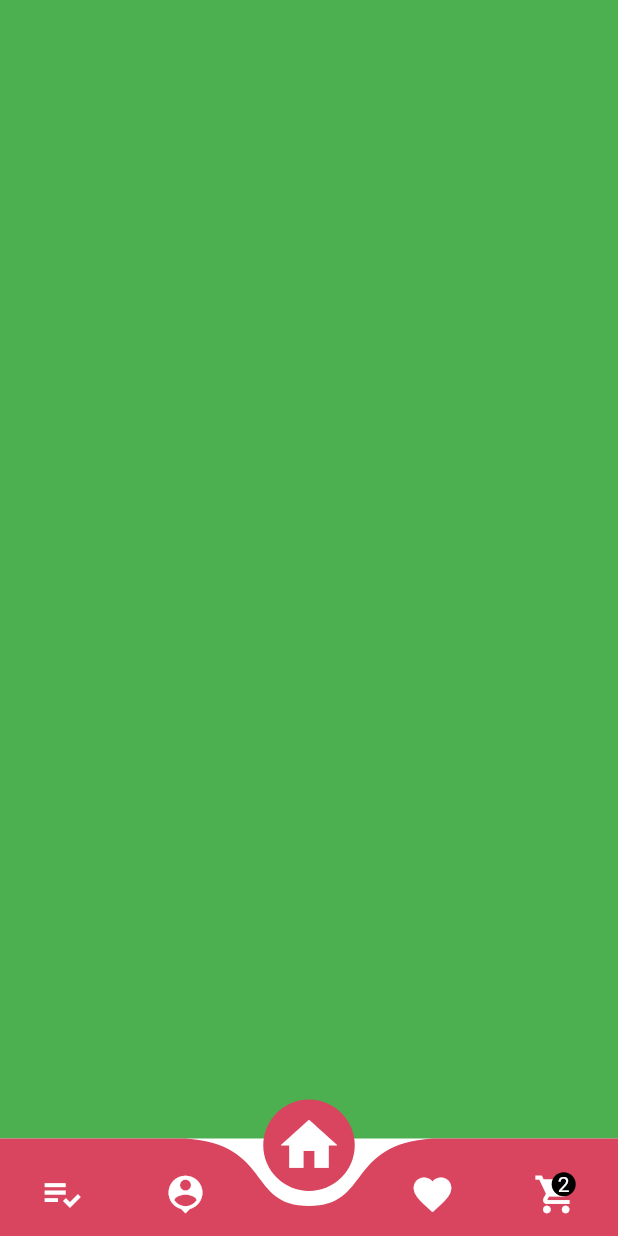
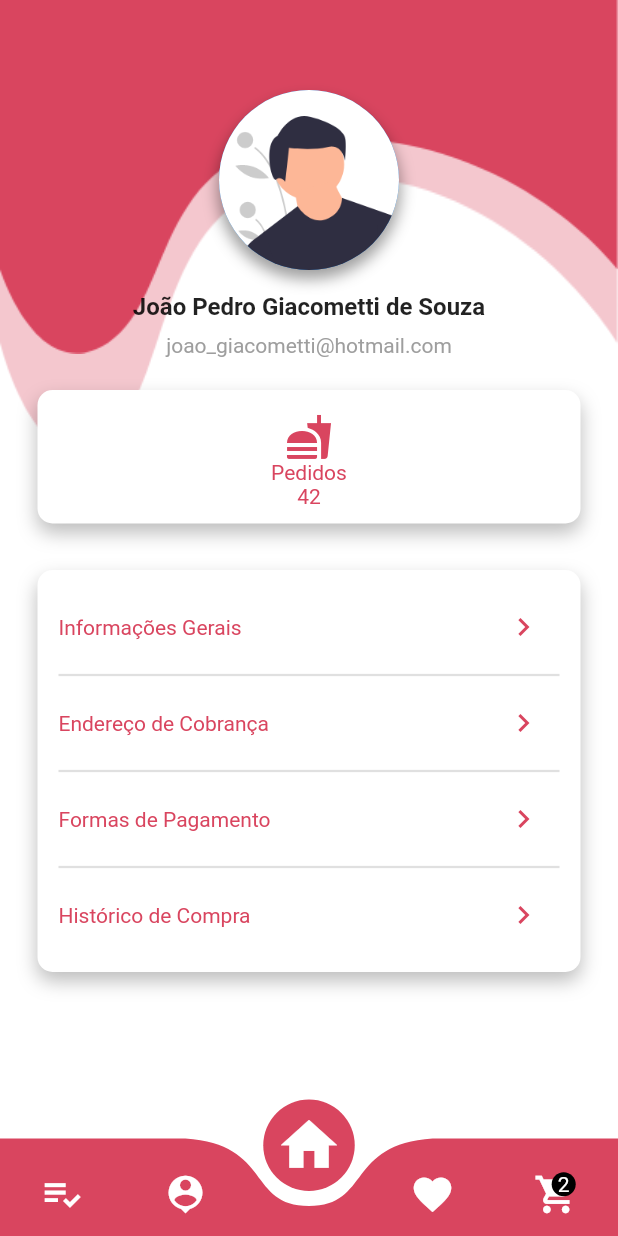
Before and after one commit to jpgSouza/food-delivery-flutter-app, a Flutter app: the screen it shows after launch, swiped to page 2, on a phone screen of 412 x 824 dp. Run offline on Flutter 3.47's test engine with Material 2 defaults, Android fonts, the phone set to English and light mode, and no system bars; drawn by our look-alikes of curved_navigation_bar; our stand-ins replace carousel_pro, hexcolor.

Commit message:
Profile Screen Implementation

```diff
--- a/lib/view/Screens/home_screen.dart
+++ b/lib/view/Screens/home_screen.dart
@@ -2,6 +2,7 @@ import 'package:delivery_app/view/Screens/cart_screen.dart';
 import 'package:delivery_app/view/Screens/favorite_screen.dart';
 import 'package:delivery_app/view/Screens/main_screen.dart';
 import 'package:delivery_app/view/Screens/orders_screen.dart';
+import 'package:delivery_app/view/Screens/profile_screen.dart';
 import 'package:flutter/cupertino.dart';
 import 'package:flutter/material.dart';
 import 'package:curved_navigation_bar/curved_navigation_bar.dart';
@@ -12,6 +13,7 @@ class HomeScreen extends StatefulWidget {
 }
 
 class _HomeScreenState extends State<HomeScreen> {
+
   PageController _pageController = PageController();
   GlobalKey _bottomNavigationKey = GlobalKey();
   int _currentPage = 2;
@@ -66,9 +68,7 @@ class _HomeScreenState extends State<HomeScreen> {
           controller: _pageController,
           children: <Widget>[
             OrdersScreen(),
-            Container(
-              color: Colors.green,
-            ),
+            ProfileScreen(),
             MainScreen(),
             FavoriteScreen(),
             CartScreen(),
--- /dev/null
+++ b/lib/view/Screens/profile_screen.dart
@@ -0,0 +1,177 @@
+import 'package:flutter/material.dart';
+
+class ProfileScreen extends StatelessWidget {
+  @override
+  Widget build(BuildContext context) {
+    return Scaffold(
+      backgroundColor: Colors.white,
+      body: SafeArea(
+        child: Container(
+          width: MediaQuery.of(context).size.width,
+          height: MediaQuery.of(context).size.height,
+          child: Stack(
+            children: <Widget>[
+              Positioned(
+                child: Container(
+                  height: 300.0,
+                  width: MediaQuery.of(context).size.width,
+                  child: Image(
+                    image: AssetImage(
+                        "lib/view/images/background/custom-shape-3.png"),
+                    fit: BoxFit.fill,
+                  ),
+                ),
+              ),
+              Positioned(
+                child: Container(
+                  width: MediaQuery.of(context).size.width,
+                  child: Image(
+                    image: AssetImage(
+                        "lib/view/images/background/custom-shape-4.png"),
+                    fit: BoxFit.fill,
+                  ),
+                ),
+              ),
+              Positioned(
+                left: 145.0,
+                right: 145.0,
+                top: 60.0,
+                child: Container(
+                  decoration: BoxDecoration(
+                    boxShadow: [
+                      BoxShadow(
+                          color: Colors.black38,
+                          blurRadius: 8.0,
+                          offset: Offset(0, 6)),
+                    ],
+                    borderRadius: BorderRadius.circular(60.0),
+                  ),
+                  child: CircleAvatar(
+                    radius: 60.0,
+                    backgroundImage: AssetImage("lib/view/images/background/male-avatar.png"),
+                  ),
+                ),
+              ),
+              Positioned(
+                left: 10.0,
+                right: 10.0,
+                top: 195.0,
+                child: Container(
+                  alignment: Alignment.center,
+                  child: Column(
+                    crossAxisAlignment: CrossAxisAlignment.center,
+                    mainAxisAlignment: MainAxisAlignment.spaceBetween,
+                    children: <Widget>[
+                      Text("João Pedro Giacometti de Souza", style: TextStyle(fontSize: 16.0, fontWeight: FontWeight.bold),),
+                      SizedBox(height: 8.0,),
+                      Text("joao_giacometti@hotmail.com", style: TextStyle(color: Colors.grey[500]),),
+                    ],
+                  ),
+                ),
+              ),
+              Positioned(
+                left: 25.0,
+                right: 25.0,
+                top: 260.0,
+                child: Container(
+                  alignment: Alignment.center,
+                  width: 324.0,
+                  padding: EdgeInsets.only(top: 15.0, bottom: 10.0),
+                  decoration: BoxDecoration(
+                    color: Colors.white,
+                    borderRadius: BorderRadius.circular(10.0),
+                    boxShadow: [
+                      BoxShadow(
+                          color: Colors.black26,
+                          blurRadius: 10.0,
+                          offset: Offset(0, 6))
+                    ],
+                  ),
+                  child: Column(
+                    crossAxisAlignment: CrossAxisAlignment.center,
+                    mainAxisAlignment: MainAxisAlignment.spaceBetween,
+                    children: <Widget>[
+                      Icon(Icons.fastfood, color: Theme.of(context).primaryColor, size: 32.0,),
+                      Text("Pedidos", style: TextStyle(color: Theme.of(context).primaryColor),),
+                      Text("42", style: TextStyle(color: Theme.of(context).primaryColor),)
+                    ],
+                  ),
+                ),
+              ),
+              Positioned(
+                left: 25.0,
+                right: 25.0,
+                top: 380.0,
+                child: Container(
+                  alignment: Alignment.center,
+                  width: 324.0,
+                  padding: EdgeInsets.all(14.0),
+                  decoration: BoxDecoration(
+                    color: Colors.white,
+                    borderRadius: BorderRadius.circular(10.0),
+                    boxShadow: [
+                      BoxShadow(
+                          color: Colors.black26,
+                          blurRadius: 10.0,
+                          offset: Offset(0, 6))
+                    ],
+                  ),
+                  child: Column(
+                    crossAxisAlignment: CrossAxisAlignment.start,
+                    mainAxisAlignment: MainAxisAlignment.spaceBetween,
+                    mainAxisSize: MainAxisSize.max,
+                    children: <Widget>[
+                      Row(
+                        mainAxisAlignment: MainAxisAlignment.spaceBetween,
+                        children: <Widget>[
+                          Text("Informações Gerais",
+                              style: TextStyle(
+                                color: Theme.of(context).primaryColor
+                              )),
+                          IconButton(icon: Icon(Icons.keyboard_arrow_right),onPressed: (){}, color: Theme.of(context).primaryColor,)
+                        ],
+                      ),
+                      Divider(thickness: 1.5,),
+                      Row(
+                        mainAxisAlignment: MainAxisAlignment.spaceBetween,
+                        children: <Widget>[
+                          Text("Endereço de Cobrança",
+                              style: TextStyle(
+                                  color: Theme.of(context).primaryColor
+                              )),
+                          IconButton(icon: Icon(Icons.keyboard_arrow_right),onPressed: (){}, color: Theme.of(context).primaryColor,)
+                        ],
+                      ),
+                      Divider(thickness: 1.5,),
+                      Row(
+                        mainAxisAlignment: MainAxisAlignment.spaceBetween,
+                        children: <Widget>[
+                          Text("Formas de Pagamento",
+                              style: TextStyle(
+                                  color: Theme.of(context).primaryColor
+                              )),
+                          IconButton(icon: Icon(Icons.keyboard_arrow_right),onPressed: (){}, color: Theme.of(context).primaryColor,)
+                        ],
+                      ),
+                      Divider(thickness: 1.5,),
+                      Row(
+                        mainAxisAlignment: MainAxisAlignment.spaceBetween,
+                        children: <Widget>[
+                          Text("Histórico de Compra",
+                              style: TextStyle(
+                                  color: Theme.of(context).primaryColor
+                              )),
+                          IconButton(icon: Icon(Icons.keyboard_arrow_right),onPressed: (){}, color: Theme.of(context).primaryColor,)
+                        ],
+                      ),
+                    ],
+                  ),
+                ),
+              ),
+            ],
+          ),
+        ),
+      ),
+    );
+  }
+}
```
Also changed, not shown: lib/view/images/background/custom-shape-3.png (added), lib/view/images/background/custom-shape-4.png (added), lib/view/images/background/male-avatar.png (added).
